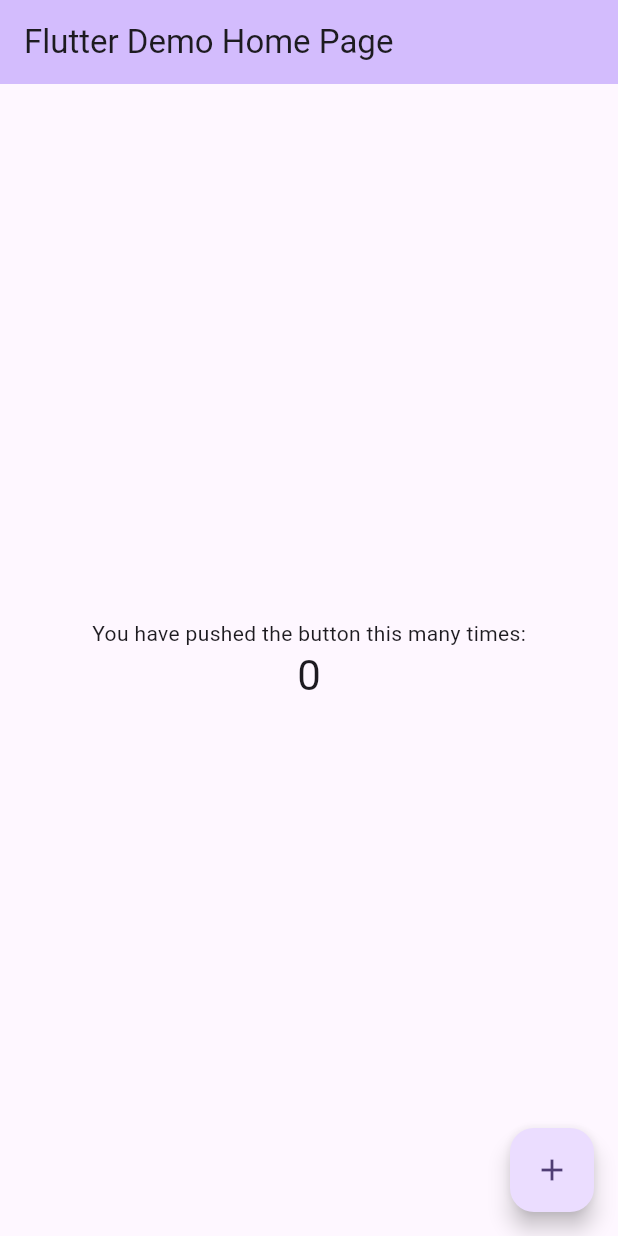
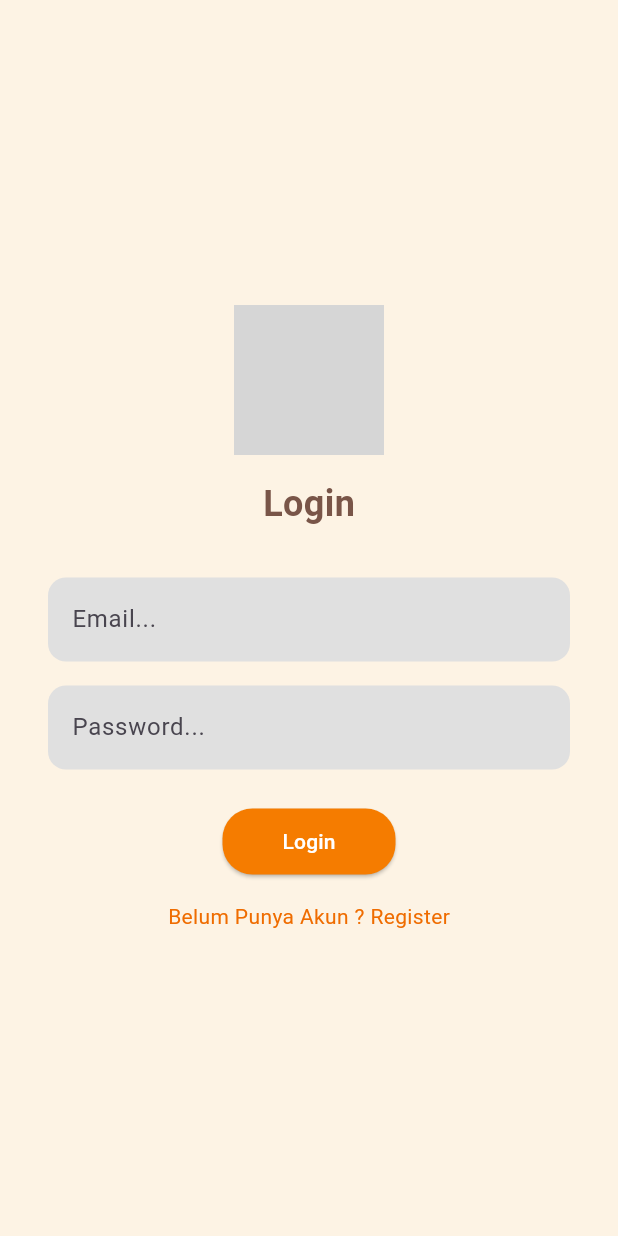
Before and after one commit to ipaddr/MPLJJ25-138-KEL-5, a Flutter app: the screen it shows after launch, on a phone screen of 412 x 824 dp. Run offline on Flutter 3.47's test engine with Material 3 defaults, Android fonts, the phone set to English and light mode, and no system bars; Roboto replaces fonts that are missing (Arial); grey boxes are pictures that could not be loaded.

Commit message:
login and register

```diff
--- a/nutritrack/lib/main.dart
+++ b/nutritrack/lib/main.dart
@@ -1,4 +1,6 @@
 import 'package:flutter/material.dart';
+import 'screens/login_screen.dart';
+import 'screens/register_screen.dart';
 
 void main() {
   runApp(const MyApp());
@@ -11,8 +13,14 @@ class MyApp extends StatelessWidget {
   @override
   Widget build(BuildContext context) {
     return MaterialApp(
-      title: 'Flutter Demo',
-      theme: ThemeData(
+      title: 'NutriTrack',
+      theme: ThemeData(fontFamily: 'Arial'),
+      debugShowCheckedModeBanner: false,
+      initialRoute: '/',
+      routes: {
+        '/': (context) => LoginScreen(),
+        '/register': (context) => RegisterScreen(),
+      },
       // This is the theme of your application.
       //
       // TRY THIS: Try running your application with "flutter run". You'll see
@@ -28,9 +36,6 @@ class MyApp extends StatelessWidget {
       //
       // This works for code too, not just values: Most code changes can be
       // tested with just a hot reload.
-        colorScheme: ColorScheme.fromSeed(seedColor: Colors.deepPurple),
-      ),
-      home: const MyHomePage(title: 'Flutter Demo Home Page'),
     );
   }
 }
--- /dev/null
+++ b/nutritrack/lib/screens/login_screen.dart
@@ -0,0 +1,80 @@
+import 'package:flutter/material.dart';
+
+class LoginScreen extends StatelessWidget {
+  const LoginScreen({super.key});
+
+  @override
+  Widget build(BuildContext context) {
+    return Scaffold(
+      backgroundColor: const Color(0xFFFDF3E4),
+      body: Center(
+        child: Padding(
+          padding: const EdgeInsets.symmetric(horizontal: 32.0),
+          child: Column(
+            mainAxisAlignment: MainAxisAlignment.center,
+            children: [
+              Image.asset(
+                'assets/logo.png',
+                height: 100,
+              ), // Ganti dengan asset logo NutriTrack
+              SizedBox(height: 16),
+              Text(
+                'Login',
+                style: TextStyle(
+                  fontSize: 24,
+                  fontWeight: FontWeight.bold,
+                  color: Colors.brown,
+                ),
+              ),
+              SizedBox(height: 32),
+              TextField(
+                decoration: InputDecoration(
+                  hintText: 'Email...',
+                  filled: true,
+                  fillColor: Colors.grey[300],
+                  border: OutlineInputBorder(
+                    borderRadius: BorderRadius.circular(12),
+                    borderSide: BorderSide.none,
+                  ),
+                ),
+              ),
+              SizedBox(height: 16),
+              TextField(
+                obscureText: true,
+                decoration: InputDecoration(
+                  hintText: 'Password...',
+                  filled: true,
+                  fillColor: Colors.grey[300],
+                  border: OutlineInputBorder(
+                    borderRadius: BorderRadius.circular(12),
+                    borderSide: BorderSide.none,
+                  ),
+                ),
+              ),
+              SizedBox(height: 24),
+              ElevatedButton(
+                onPressed: () {},
+                style: ElevatedButton.styleFrom(
+                  backgroundColor: Colors.orange[700],
+                  padding: EdgeInsets.symmetric(horizontal: 40, vertical: 12),
+                  shape: RoundedRectangleBorder(
+                    borderRadius: BorderRadius.circular(20),
+                  ),
+                ),
+                child: Text('Login', style: TextStyle(color: Colors.white)),
+              ),
+              SizedBox(height: 16),
+              GestureDetector(
+                onTap: () => Navigator.pushNamed(context, '/register'),
+                child: Text(
+                  'Belum Punya Akun ? Register',
+                  style: TextStyle(color: Colors.orange[800], fontSize: 14),
+                ),
+              ),
+            ],
+          ),
+        ),
+      ),
+    );
+  }
+}
--- a/nutritrack/pubspec.yaml
+++ b/nutritrack/pubspec.yaml
@@ -87,3 +87,6 @@ flutter:
   #
   # For details regarding fonts from package dependencies,
   # see https://flutter.dev/to/font-from-package
+flutter:
+  assets:
+    - assets/logo.png
```
Also changed, not shown: nutritrack/lib/screens/register_screen.dart (added, +92 -0 lines), nutritrack/assets/logo.png (added). Lines whose indentation alone changed are shown as unchanged.
